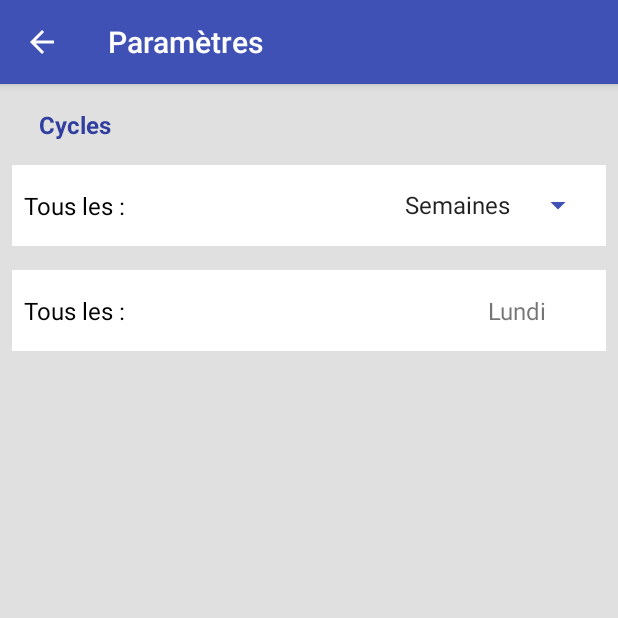
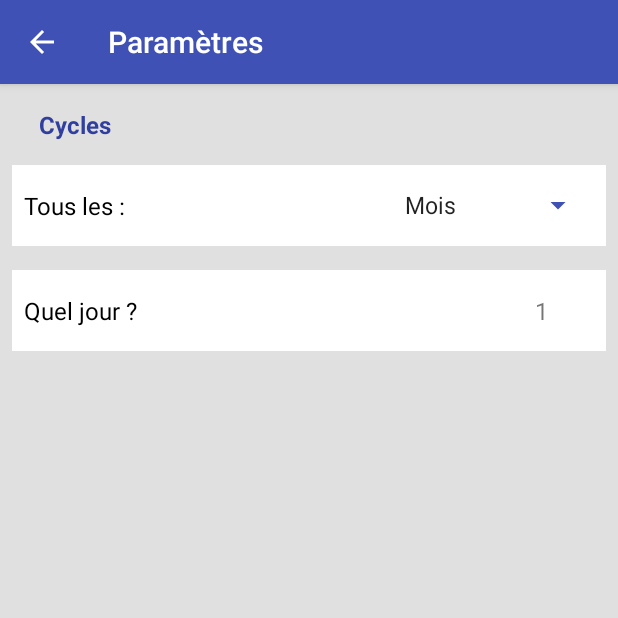
Before and after one commit to Symsystem/CashAdmin, an Android app: the screen it shows after launch (SettingsActivity), in the options menu, after a tap on "Paramètres", on a phone screen of 412 x 824 dp, the top half of it. Run offline under Robolectric (Android 15) with nearby library versions, the phone set to English and light mode, and no system bars; our stand-ins replace ButterKnife; libraries missing offline, so code that uses them is left out: com.daimajia.swipe, com.github.mikephil.charting; 3 statements that could not run were skipped.

Commit message:
SettingsActitivity :  Cycles

```diff
--- a/app/src/main/java/net/cashadmin/cashadmin/Activities/Activities/SettingsActivity.java
+++ b/app/src/main/java/net/cashadmin/cashadmin/Activities/Activities/SettingsActivity.java
@@ -13,12 +13,18 @@ import android.widget.Spinner;
 import android.widget.TextView;
 import android.widget.Toast;
 
+import net.cashadmin.cashadmin.Activities.Database.DataManager;
+import net.cashadmin.cashadmin.Activities.Model.Enum.FrequencyEnum;
+import net.cashadmin.cashadmin.Activities.Model.Frequency;
+import net.cashadmin.cashadmin.Activities.Model.Setting;
 import net.cashadmin.cashadmin.Activities.UI.Popup;
 import net.cashadmin.cashadmin.R;
 
 import java.util.ArrayList;
 import java.util.Arrays;
+import java.util.HashMap;
 import java.util.List;
+import java.util.Map;
 
 import butterknife.ButterKnife;
 import butterknife.InjectView;
@@ -41,6 +47,8 @@ public class SettingsActivity extends AppCompatActivity implements NumberPicker.
     @InjectView(R.id.pickerYear)
     TextView mPickerYear;
 
+    private DataManager mDataManager;
+
     @Override
     protected void onCreate(Bundle savedInstanceState) {
         super.onCreate(savedInstanceState);
@@ -48,34 +56,71 @@ public class SettingsActivity extends AppCompatActivity implements NumberPicker.
 
         ButterKnife.inject(this);
 
+        mDataManager = DataManager.getDataManager();
+
+        List<String> list = new ArrayList<>();
+        list.add(getString(R.string.Weeks));
+        list.add(getString(R.string.Months));
+        list.add(getString(R.string.Years));
+
+        Map<String, Integer> cycleTypeMap = new HashMap<>();
+        cycleTypeMap.put(FrequencyEnum.WEEKLY.toString(), 0);
+        cycleTypeMap.put(FrequencyEnum.MONTHLY.toString(), 1);
+        cycleTypeMap.put(FrequencyEnum.YEARLY.toString(), 2);
+
         mSpinner.setOnItemSelectedListener(this);
-        List<String> listSpinner = new ArrayList<>();
-        listSpinner.add(0, getString(R.string.Weeks));
-        listSpinner.add(1, getString(R.string.Months));
-        listSpinner.add(2, getString(R.string.Years));
-        ArrayAdapter<String> dataAdapter = new ArrayAdapter<String>(this, android.R.layout.simple_spinner_item, listSpinner);
+        ArrayAdapter<String> dataAdapter = new ArrayAdapter<String>(this, android.R.layout.simple_spinner_item, list);
         dataAdapter.setDropDownViewResource(android.R.layout.simple_spinner_dropdown_item);
         mSpinner.setAdapter(dataAdapter);
+        Setting baseConfigFreq = (Setting) mDataManager.getWhere(Setting.class, Setting.COLUMN_KEY + " = 'CYCLEFREQUENCY'").get(0);
+        Setting baseConfigDate = (Setting) mDataManager.getWhere(Setting.class, Setting.COLUMN_KEY + " = 'CYCLEDATE'").get(0);
+        switch (cycleTypeMap.get(baseConfigFreq.getValue())){
+            case 0:
+                mPickerDays.setText((baseConfigDate.getValue()));
+                break;
+            case 1:
+                mPickerDayInMonth.setText(baseConfigDate.getValue());
+                break;
+            case 2:
+                mPickerYear.setText(baseConfigDate.getValue());
+                break;
+        }
+
+        mSpinner.setSelection(cycleTypeMap.get(baseConfigFreq.getValue()));
 
         mSpinner.setOnItemSelectedListener(new AdapterView.OnItemSelectedListener() {
             @Override
             public void onItemSelected(AdapterView<?> adapterView, View view, int i, long l) {
+                Setting configFreq = (Setting) mDataManager.getWhere(Setting.class, Setting.COLUMN_KEY + " = 'CYCLEFREQUENCY'").get(0);
+                Setting configDate = (Setting) mDataManager.getWhere(Setting.class, Setting.COLUMN_KEY + " = 'CYCLEDATE'").get(0);
+                String cycleFrequency = FrequencyEnum.MONTHLY.toString();
+                String cycleValue = mPickerDayInMonth.getText().toString();
                 switch (i) {
                     case 0:
                         mDaysLayout.setVisibility(View.VISIBLE);
+                        cycleFrequency = FrequencyEnum.WEEKLY.toString();
+                        cycleValue = mPickerDays.getText().toString();
                         mMonthsLayout.setVisibility(View.GONE);
                         mYearsLayout.setVisibility(View.GONE);
                         break;
                     case 1:
+                        cycleFrequency = FrequencyEnum.MONTHLY.toString();
+                        cycleValue = mPickerDayInMonth.getText().toString();
                         mMonthsLayout.setVisibility(View.VISIBLE);
                         mDaysLayout.setVisibility(View.GONE);
                         mYearsLayout.setVisibility(View.GONE);
                         break;
                     case 2:
+                        cycleFrequency = FrequencyEnum.YEARLY.toString();
+                        cycleValue = mPickerYear.getText().toString();
                         mYearsLayout.setVisibility(View.VISIBLE);
                         mDaysLayout.setVisibility(View.GONE);
                         mMonthsLayout.setVisibility(View.GONE);
                 }
+                configFreq.setValue(cycleFrequency);
+                configDate.setValue(cycleValue);
+                mDataManager.update(configFreq);
+                mDataManager.update(configDate);
             }
 
             @Override
@@ -119,6 +164,10 @@ public class SettingsActivity extends AppCompatActivity implements NumberPicker.
             @Override
             public void onClick(View view) {
                 mPickerDays.setText(weekDays[np.getValue()]);
+                Setting configDate = (Setting) mDataManager.getWhere(Setting.class, Setting.COLUMN_KEY + " = 'CYCLEDATE'").get(0);
+                String cycleValue = mPickerDays.getText().toString();
+                configDate.setValue(cycleValue);
+                mDataManager.update(configDate);
                 d.dismiss();
             }
         });
@@ -147,6 +196,10 @@ public class SettingsActivity extends AppCompatActivity implements NumberPicker.
             @Override
             public void onClick(View view) {
                 mPickerDayInMonth.setText(String.valueOf(np.getValue()));
+                Setting configDate = (Setting) mDataManager.getWhere(Setting.class, Setting.COLUMN_KEY + " = 'CYCLEDATE'").get(0);
+                String cycleValue = mPickerDayInMonth.getText().toString();
+                configDate.setValue(cycleValue);
+                mDataManager.update(configDate);
                 d.dismiss();
             }
         });
@@ -187,10 +240,14 @@ public class SettingsActivity extends AppCompatActivity implements NumberPicker.
         buttonOk.setOnClickListener(new View.OnClickListener() {
             @Override
             public void onClick(View view) {
-                if ((((np2.getValue() % 2) == 1) && (np1.getValue() == 31)) || ((np2.getValue() == 1) && (np1.getValue() > 28))){
+                if ((((np2.getValue() % 2) == 1) && (np1.getValue() == 31)) || ((np2.getValue() == 1) && (np1.getValue() > 28))) {
                     Popup.toast(SettingsActivity.this, getString(R.string.availableDate)).show();
-                }else {
+                } else {
                     mPickerYear.setText(String.valueOf(np1.getValue()) + "  " + weekDays[np2.getValue()]);
+                    Setting configDate = (Setting) mDataManager.getWhere(Setting.class, Setting.COLUMN_KEY + " = 'CYCLEDATE'").get(0);
+                    String cycleValue = mPickerYear.getText().toString();
+                    configDate.setValue(cycleValue);
+                    mDataManager.update(configDate);
                     d.dismiss();
                 }
             }
--- a/app/src/main/java/net/cashadmin/cashadmin/Activities/Database/DBHandler.java
+++ b/app/src/main/java/net/cashadmin/cashadmin/Activities/Database/DBHandler.java
@@ -7,9 +7,11 @@ import android.database.sqlite.SQLiteDatabase;
 import android.database.sqlite.SQLiteOpenHelper;
 
 import net.cashadmin.cashadmin.Activities.Model.Category;
+import net.cashadmin.cashadmin.Activities.Model.Enum.TypeEnum;
 import net.cashadmin.cashadmin.Activities.Model.Expense;
 import net.cashadmin.cashadmin.Activities.Model.Frequency;
 import net.cashadmin.cashadmin.Activities.Model.Income;
+import net.cashadmin.cashadmin.Activities.Model.Setting;
 import net.cashadmin.cashadmin.Activities.Utils.Counter;
 import net.cashadmin.cashadmin.R;
 
@@ -33,6 +35,7 @@ public class DBHandler extends SQLiteOpenHelper {
         handlers.put("income", Income.getTableCreator());
         handlers.put("expense", Expense.getTableCreator());
         handlers.put("frequency", Frequency.getTableCreator());
+        handlers.put("setting", Setting.getTableCreator());
     }
 
     @Override
@@ -44,6 +47,14 @@ public class DBHandler extends SQLiteOpenHelper {
         values.put(Category.COLUMN_LABEL, mContext.getString(R.string.others));
         values.put(Category.COLUMN_COLOR, "#c4c4c4");
         db.insert(Category.TABLE_NAME, null, values);
+        values = new ContentValues();
+        values.put(Setting.COLUMN_KEY, "CYCLEFREQUENCY");
+        values.put(Setting.COLUMN_VALUE, "MONTHLY");
+        db.insert(Setting.TABLE_NAME, null, values);
+        values = new ContentValues();
+        values.put(Setting.COLUMN_KEY, "CYCLEDATE");
+        values.put(Setting.COLUMN_VALUE, "1");
+        db.insert(Setting.TABLE_NAME, null, values);
     }
 
     @Override
@@ -75,6 +86,9 @@ public class DBHandler extends SQLiteOpenHelper {
                     case Frequency.TABLE_NAME:
                         autoIncList.put(Frequency.class.getName(), new Counter(Integer.valueOf(cursor.getString(cursor.getColumnIndex("seq"))) +1 ));
                         break;
+                    case Setting.TABLE_NAME:
+                        autoIncList.put(Setting.class.getName(), new Counter(Integer.valueOf(cursor.getString(cursor.getColumnIndex("seq"))) + 1));
+                        break;
                 }
             } while (cursor.moveToNext());
         }
--- a/app/src/main/java/net/cashadmin/cashadmin/Activities/Model/Enum/TypeEnum.java
+++ b/app/src/main/java/net/cashadmin/cashadmin/Activities/Model/Enum/TypeEnum.java
@@ -5,4 +5,5 @@ public enum TypeEnum {
     INCOME,
     EXPENSE,
     FREQUENCY,
+    SETTING
 }
--- a/app/src/main/java/net/cashadmin/cashadmin/Activities/Model/Expense.java
+++ b/app/src/main/java/net/cashadmin/cashadmin/Activities/Model/Expense.java
@@ -23,7 +23,7 @@ public class Expense extends Transaction implements Serializable {
                 TABLE_NAME + "(" +
                 COLUMN_ID + " INTEGER PRIMARY KEY AUTOINCREMENT, " +
                 COLUMN_TOTAL + " INTEGER NOT NULL, " +
-                COLUMN_LABEL + " VARCHAR(127), " +
+                COLUMN_LABEL + " VARCHAR(128), " +
                 COLUMN_DATE + " FLOAT NOT NULL, " +
                 COLUMN_CATEGORY + " INTEGER DEFAULT 1 REFERENCES " + Category.TABLE_NAME + "(" + Category.COLUMN_ID + ")" + " ON DELETE SET DEFAULT)";
     }
--- /dev/null
+++ b/app/src/main/java/net/cashadmin/cashadmin/Activities/Model/Setting.java
@@ -0,0 +1,126 @@
+package net.cashadmin.cashadmin.Activities.Model;
+
+import android.content.ContentValues;
+import android.database.Cursor;
+
+import net.cashadmin.cashadmin.Activities.Exception.DataNotFoundException;
+import net.cashadmin.cashadmin.Activities.Model.Enum.TypeEnum;
+
+public class Setting extends Entity {
+
+    public static final String TABLE_NAME = "settings";
+    public static final String COLUMN_ID = "id";
+    public static final String COLUMN_KEY = "keys";
+    public static final String COLUMN_VALUE = "val";
+
+    public static final TypeEnum TYPE = TypeEnum.SETTING;
+
+    public static String getTableCreator() {
+        return "CREATE TABLE " +
+                TABLE_NAME + "(" +
+                COLUMN_ID + " INTEGER PRIMARY KEY AUTOINCREMENT, " +
+                COLUMN_KEY + " VARCHAR(128) UNIQUE, " +
+                COLUMN_VALUE + " VARCHAR(128))";
+    }
+
+    /**
+     * @var int
+     */
+    private int id;
+
+    /**
+     * @var String
+     */
+    private String key;
+
+    /**
+     * @var String
+     */
+    private String value;
+
+    public Setting() {
+        COLUMNS = new String[]{COLUMN_ID, COLUMN_KEY, COLUMN_VALUE};
+        COLUMN_ID_INDEX = 0;
+    }
+
+    /**
+     * @param key
+     * @param value
+     */
+    public Setting(int id, String key, String value) {
+        this.id = id;
+        this.key = key;
+        this.value = value;
+        COLUMNS = new String[]{COLUMN_ID, COLUMN_KEY, COLUMN_VALUE};
+        COLUMN_ID_INDEX = 0;
+    }
+
+    /**
+     * @return String
+     */
+    public String getKey() {
+        return key;
+    }
+
+    /**
+     * @return String
+     */
+    public String getValue() {
+        return value;
+    }
+
+    /**
+     * @param value
+     */
+    public void setValue(String value) {
+        this.value = value;
+    }
+
+    @Override
+    public String getTableName() {
+        return TABLE_NAME;
+    }
+
+    @Override
+    public String[] getColumns() {
+        return COLUMNS;
+    }
+
+    @Override
+    public TypeEnum getType() {
+        return TYPE;
+    }
+
+    @Override
+    public String getColumnId() {
+        return COLUMNS[COLUMN_ID_INDEX];
+    }
+
+    @Override
+    public int getId() {
+        return id;
+    }
+
+    @Override
+    public ContentValues getValues() {
+        ContentValues values = new ContentValues();
+        values.put(COLUMN_ID, id);
+        values.put(COLUMN_KEY, key);
+        values.put(COLUMN_VALUE, value);
+        return values;
+    }
+
+    @Override
+    protected String getOrderByCondition() {
+        return "";
+    }
+
+    @Override
+    protected Entity createEntityFromCursor(Cursor c) {
+        return new Setting(
+                c.getInt(c.getColumnIndex(COLUMN_ID)),
+                c.getString(c.getColumnIndex(COLUMN_KEY)),
+                c.getString(c.getColumnIndex(COLUMN_VALUE))
+        );
+    }
+}
--- a/app/src/main/res/layout/activity_settings.xml
+++ b/app/src/main/res/layout/activity_settings.xml
@@ -65,7 +65,7 @@
             android:layout_height="wrap_content"
             android:layout_gravity="center_vertical"
             android:layout_weight="1"
-            android:text="@string/each"
+            android:text="@string/whichDay"
             android:textColor="@color/Black"
             android:textSize="16dp"/>
 
--- a/app/src/main/res/layout/dialog_number_picker.xml
+++ b/app/src/main/res/layout/dialog_number_picker.xml
@@ -41,14 +41,14 @@
             android:layout_width="wrap_content"
             android:layout_height="wrap_content"
             android:layout_weight="1"
-            android:text="Cancel"/>
+            android:text="@string/cancel"/>
 
         <Button
             android:id="@+id/buttonOk"
             android:layout_width="wrap_content"
             android:layout_height="wrap_content"
             android:layout_weight="1"
-            android:text="Set"/>
+            android:text="@string/saveChangesjj"/>
     </LinearLayout>
 
 </RelativeLayout>
```
